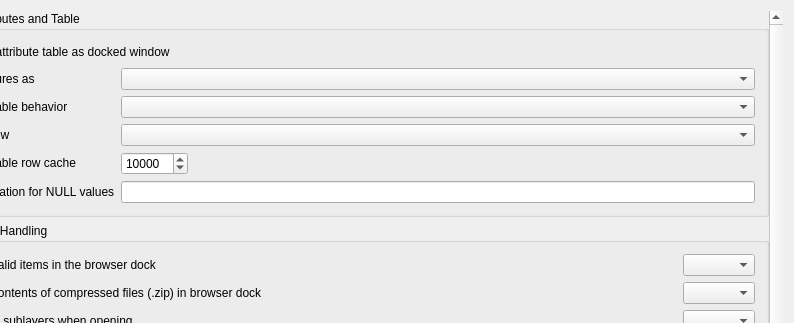
Above: src/ui/qgsoptionsbase.ui from qgis/QGIS before the change; both pictures show x 235 to 1029 and y 0 to 323 of the 1029 by 744 pixel window. Below: the same form after it.
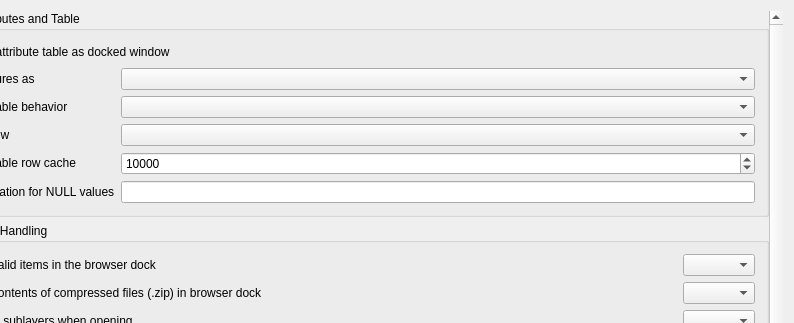
That is the form after the change. The open tabs and pages were chosen to show the change. Icons and pictures are not drawn. Custom widgets are drawn as their Qt base class.

Commit message: [ui] Fix attribute row cache spinbox width (fixes #54201)

Diff of the .ui file:
```diff
--- a/src/ui/qgsoptionsbase.ui
+++ b/src/ui/qgsoptionsbase.ui
@@ -1885,8 +1885,6 @@
                    </widget>
                   </item>
                   <item row="5" column="1">
-                   <layout class="QHBoxLayout" name="horizontalLayout_10">
-                    <item>
                      <widget class="QgsSpinBox" name="spinBoxAttrTableRowCache">
                       <property name="minimum">
                        <number>0</number>
@@ -1901,21 +1899,6 @@
                        <number>10000</number>
                       </property>
                      </widget>
-                    </item>
-                    <item>
-                     <spacer name="horizontalSpacer_8">
-                      <property name="orientation">
-                       <enum>Qt::Horizontal</enum>
-                      </property>
-                      <property name="sizeHint" stdset="0">
-                       <size>
-                        <width>40</width>
-                        <height>20</height>
-                       </size>
-                      </property>
-                     </spacer>
-                    </item>
-                   </layout>
                   </item>
                   <item row="2" column="1">
                    <widget class="QComboBox" name="mComboCopyFeatureFormat"/>
```
Lines whose indentation alone changed are shown as unchanged.
